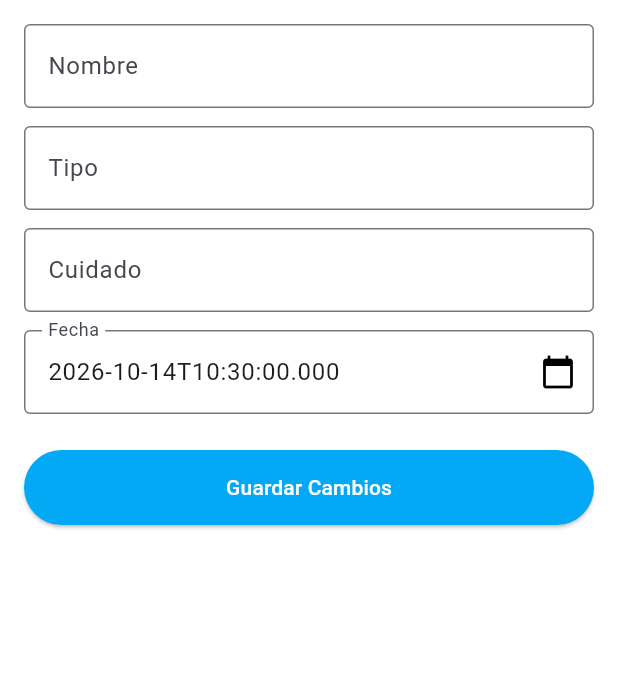
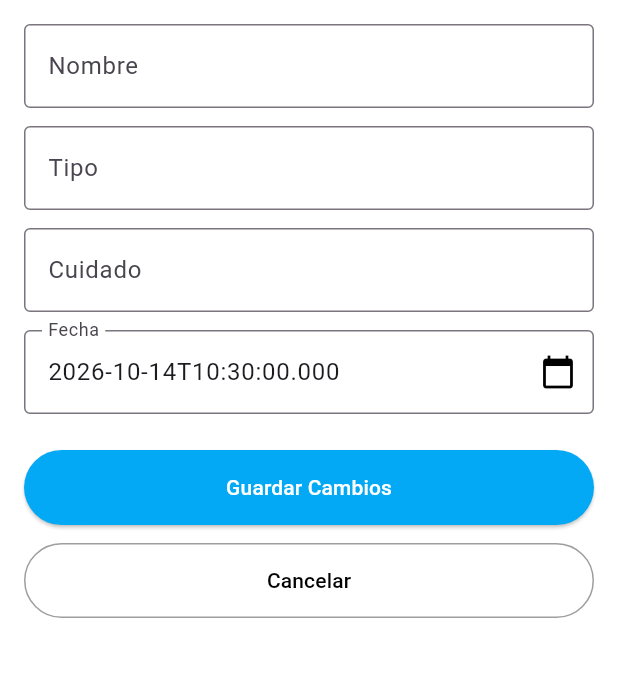
Before and after one commit to GaboTex2004/Project2-IHC, a Flutter app: the EditarMascotaScreen screen opened directly with empty values, on a phone screen of 412 x 824 dp, the part 84-761 px from its top. Run offline on Flutter 3.47's test engine with Material 3 defaults, Android fonts, the phone set to English and light mode, and no system bars; our stand-ins replace shared_preferences; accounts and stored records are empty.

Commit message:
H3: agrega boton Cancelar en la pantalla de reprogramacion (#13)

```diff
--- a/frontend/lib/features/mascotas/screens/editar_mascota_screen.dart
+++ b/frontend/lib/features/mascotas/screens/editar_mascota_screen.dart
@@ -158,6 +158,22 @@ class _EditarMascotaScreenState extends State<EditarMascotaScreen> {
                 child: Text(_guardando ? "Actualizando..." : "Guardar Cambios"),
               ),
             ),
+            SizedBox(height: 12),
+            // Salida clara para no guardar una fecha elegida por error
+            SizedBox(
+              width: double.infinity,
+              height: 50,
+              child: OutlinedButton(
+                style: OutlinedButton.styleFrom(
+                  foregroundColor: Colors.black,
+                  side: BorderSide(color: Colors.grey),
+                ),
+                onPressed: _guardando
+                    ? null
+                    : () => Navigator.pop(context, false),
+                child: Text("Cancelar"),
+              ),
+            ),
           ],
         ),
       ),
```
